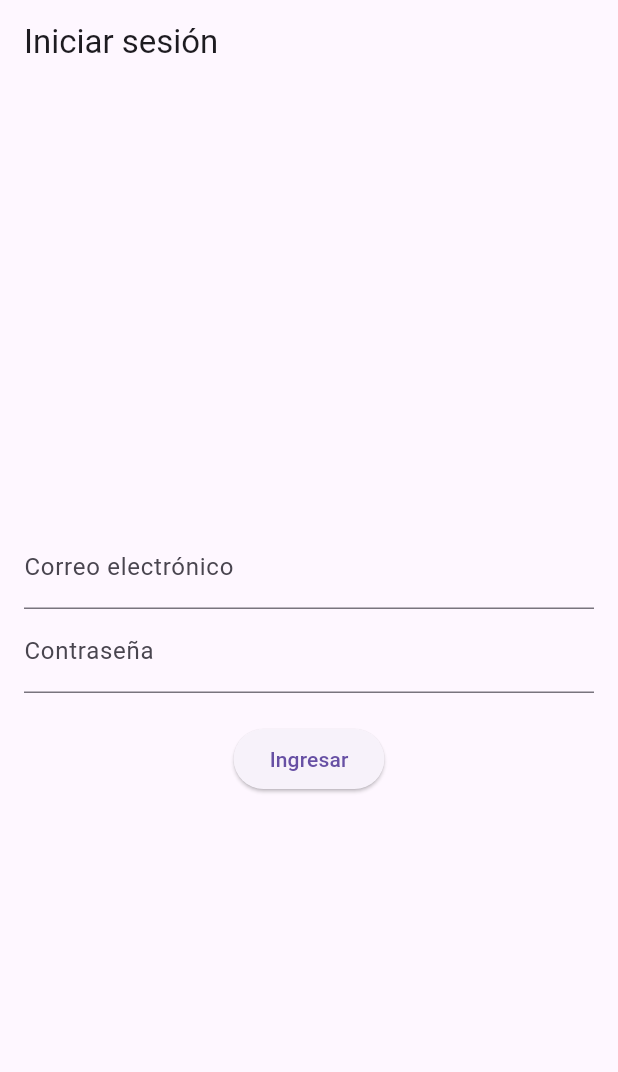
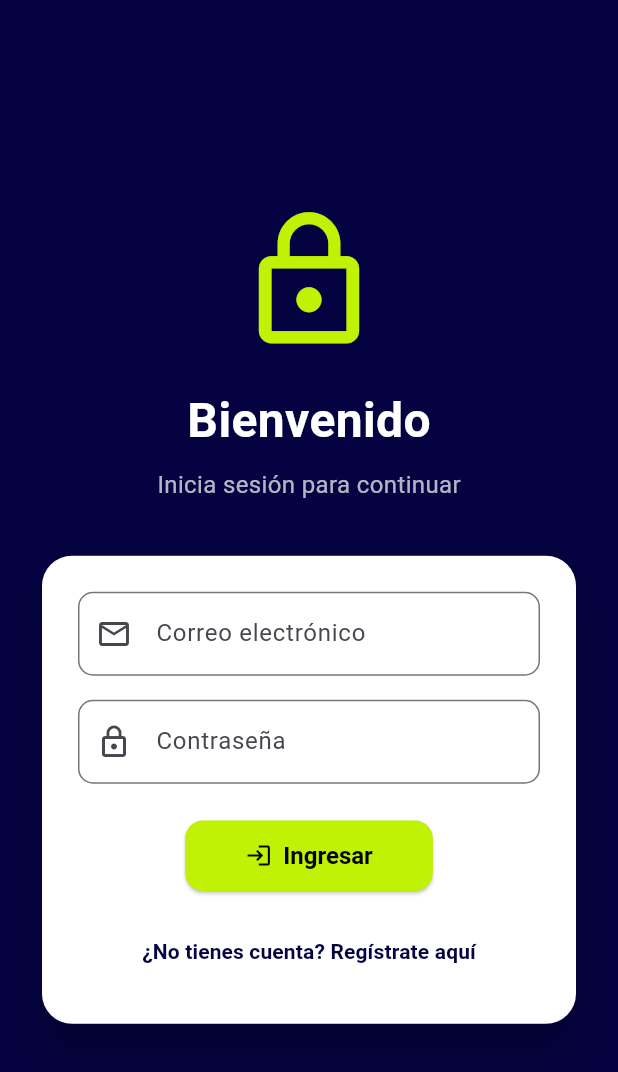
Before and after one commit to JhonnSoftware/Movil_Toty_Farma, a Flutter app: the screen it shows after launch, on a phone screen of 412 x 824 dp. Shown: the top 1072 px of the screen. Run offline on Flutter 3.47's test engine with Material 3 defaults, Android fonts, the phone set to English and light mode, and no system bars; our stand-ins replace cloud_firestore, firebase_core; accounts and stored records are empty.

Commit message:
CRUD Productos - Trabajo Grupal

```diff
--- a/lib/home_page.dart
+++ b/lib/home_page.dart
@@ -22,7 +22,7 @@ class _HomePageState extends State<HomePage> {
     ClientesPage(),
     ProveedoresPage(),
     CategoriasPage(),
-    Center(child: Text('Productos', style: TextStyle(fontSize: 28, fontWeight: FontWeight.bold))),
+    ProductosScreen(),
     Center(child: Text('Usuarios', style: TextStyle(fontSize: 28, fontWeight: FontWeight.bold))),
     Center(child: Text('Flujo de caja', style: TextStyle(fontSize: 28, fontWeight: FontWeight.bold))),
     Center(child: Text('Registrar Compra', style: TextStyle(fontSize: 28, fontWeight: FontWeight.bold))),
--- a/lib/login_page.dart
+++ b/lib/login_page.dart
@@ -1,6 +1,7 @@
 import 'package:flutter/material.dart';
 import 'package:cloud_firestore/cloud_firestore.dart';
-import 'home_page.dart'; // Asegúrate de que esta ruta esté correcta
+import 'home_page.dart';
+import 'register_page.dart';
 
 class LoginPage extends StatefulWidget {
   @override
@@ -10,15 +11,21 @@ class LoginPage extends StatefulWidget {
 class _LoginPageState extends State<LoginPage> {
   final TextEditingController _emailController = TextEditingController();
   final TextEditingController _passwordController = TextEditingController();
-
   String _errorMessage = '';
 
   Future<void> _login() async {
     final String email = _emailController.text.trim();
     final String password = _passwordController.text.trim();
 
+    if (email.isEmpty || password.isEmpty) {
+      setState(() {
+        _errorMessage = 'Completa todos los campos';
+      });
+      return;
+    }
+
     try {
-      final QuerySnapshot result = await FirebaseFirestore.instance
+      final result = await FirebaseFirestore.instance
           .collection('usuarios')
           .where('email', isEqualTo: email)
           .where('password', isEqualTo: password)
@@ -26,20 +33,17 @@ class _LoginPageState extends State<LoginPage> {
           .get();
 
       if (result.docs.isNotEmpty) {
-        // Usuario encontrado
         final userData = result.docs.first.data() as Map<String, dynamic>;
         final String nombre = userData['name'];
+        final String rol = userData['rol'] ?? 'usuario';
 
         ScaffoldMessenger.of(context).showSnackBar(
-          SnackBar(content: Text('Bienvenido, $nombre')),
+          SnackBar(content: Text('Bienvenido, $nombre (Rol: $rol)')),
         );
 
-        // ✅ Navegar a HomePage
         Navigator.pushReplacement(
           context,
-          MaterialPageRoute(
-            builder: (context) => HomePage(token: nombre),
-          ),
+          MaterialPageRoute(builder: (context) => HomePage(token: nombre)),
         );
       } else {
         setState(() {
@@ -48,33 +52,92 @@ class _LoginPageState extends State<LoginPage> {
       }
     } catch (e) {
       setState(() {
-        _errorMessage = 'Error al iniciar sesión: $e';
+        _errorMessage = 'Error: $e';
       });
     }
   }
 
   @override
   Widget build(BuildContext context) {
+    final Color fondo = Color(0xFF040240);
+    final Color acento = Color(0xFFBFF205);
+    final Color textoClaro = Colors.white;
+    final Color fondoTarjeta = Colors.white;
+
     return Scaffold(
-      appBar: AppBar(title: Text('Iniciar sesión')),
-      body: Padding(
-        padding: const EdgeInsets.all(16.0),
+      backgroundColor: fondo,
+      body: Center(
+        child: SingleChildScrollView(
+          padding: EdgeInsets.symmetric(horizontal: 24, vertical: 32),
           child: Column(
-          mainAxisAlignment: MainAxisAlignment.center,
+            children: [
+              Icon(Icons.lock_outline, size: 100, color: acento),
+              SizedBox(height: 20),
+              Text(
+                'Bienvenido',
+                style: TextStyle(
+                  fontSize: 32,
+                  fontWeight: FontWeight.bold,
+                  color: textoClaro,
+                ),
+              ),
+              SizedBox(height: 8),
+              Text(
+                'Inicia sesión para continuar',
+                style: TextStyle(fontSize: 16, color: textoClaro.withOpacity(0.7)),
+              ),
+              SizedBox(height: 32),
+              Card(
+                color: fondoTarjeta,
+                shape: RoundedRectangleBorder(borderRadius: BorderRadius.circular(20)),
+                elevation: 12,
+                child: Padding(
+                  padding: const EdgeInsets.all(24.0),
+                  child: Column(
+                    mainAxisSize: MainAxisSize.min,
                     children: [
                       TextField(
                         controller: _emailController,
-              decoration: InputDecoration(labelText: 'Correo electrónico'),
+                        decoration: InputDecoration(
+                          prefixIcon: Icon(Icons.email_outlined),
+                          labelText: 'Correo electrónico',
+                          border: OutlineInputBorder(borderRadius: BorderRadius.circular(10)),
                         ),
+                      ),
+                      SizedBox(height: 16),
                       TextField(
                         controller: _passwordController,
-              decoration: InputDecoration(labelText: 'Contraseña'),
                         obscureText: true,
+                        decoration: InputDecoration(
+                          prefixIcon: Icon(Icons.lock_outline),
+                          labelText: 'Contraseña',
+                          border: OutlineInputBorder(borderRadius: BorderRadius.circular(10)),
                         ),
-            SizedBox(height: 20),
-            ElevatedButton(
+                      ),
+                      SizedBox(height: 24),
+                      ElevatedButton.icon(
+                        icon: Icon(Icons.login, color: Colors.black),
+                        label: Text('Ingresar', style: TextStyle(color: Colors.black)),
+                        style: ElevatedButton.styleFrom(
+                          backgroundColor: acento,
+                          padding: EdgeInsets.symmetric(horizontal: 40, vertical: 14),
+                          shape: RoundedRectangleBorder(borderRadius: BorderRadius.circular(12)),
+                          textStyle: TextStyle(fontSize: 16, fontWeight: FontWeight.bold),
+                        ),
                         onPressed: _login,
-              child: Text('Ingresar'),
+                      ),
+                      SizedBox(height: 16),
+                      TextButton(
+                        onPressed: () {
+                          Navigator.push(context, MaterialPageRoute(builder: (context) => RegisterPage()));
+                        },
+                        child: Text(
+                          '¿No tienes cuenta? Regístrate aquí',
+                          style: TextStyle(
+                            color: fondo,
+                            fontWeight: FontWeight.w600,
+                          ),
+                        ),
                       ),
                       if (_errorMessage.isNotEmpty)
                         Padding(
@@ -87,6 +150,11 @@ class _LoginPageState extends State<LoginPage> {
                     ],
                   ),
                 ),
+              ),
+            ],
+          ),
+        ),
+      ),
     );
   }
 }
```
Also changed, not shown: lib/pages/productos_page.dart (+193 -0 lines), lib/register_page.dart (added, +164 -0 lines). Lines whose indentation alone changed are shown as unchanged.
